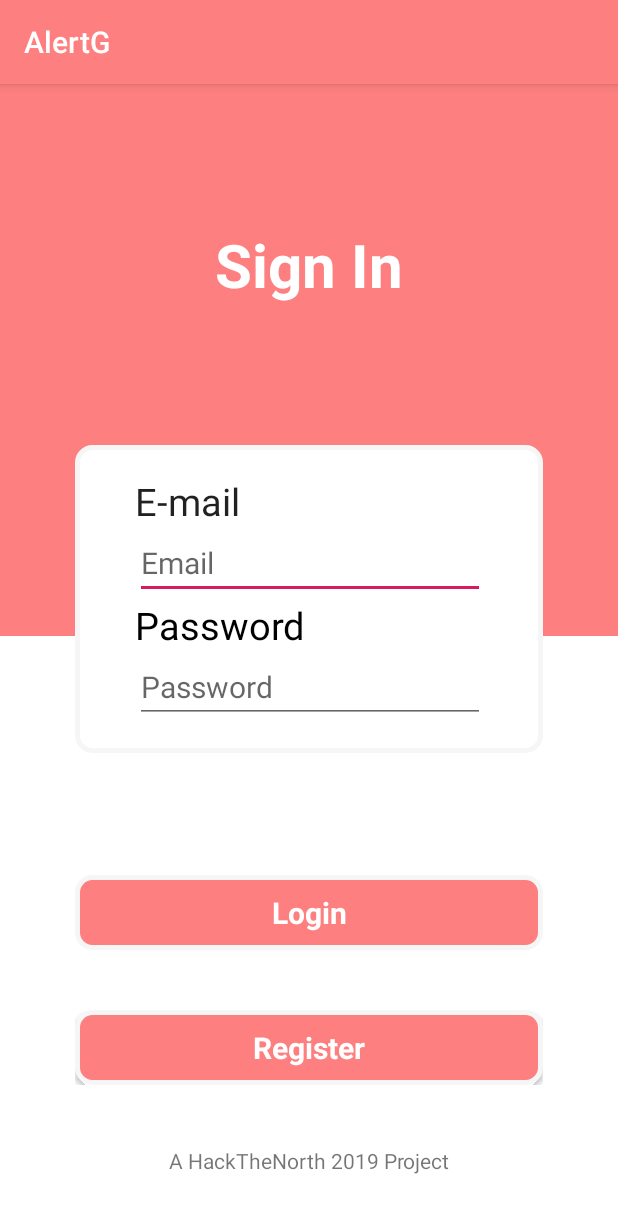
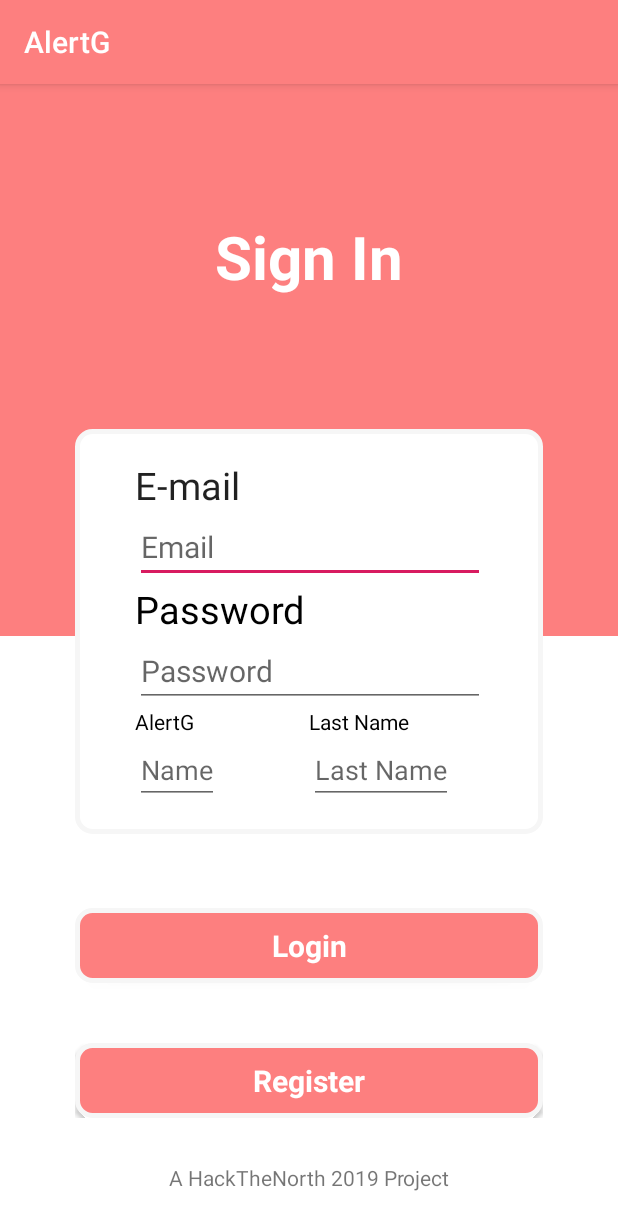
Before and after one commit to Hambrsoom/AllergyApp, an Android app: the screen it shows after launch (LoginActivity), after a tap on "Register", on a phone screen of 412 x 824 dp. Shown: the top 1230 px of the screen. Run offline under Robolectric (Android 15) with nearby library versions, the phone set to English and light mode, and no system bars; our stand-ins replace Firebase (no records; nobody signed in at launch, a user with empty details on screens opened directly), Volley; Roboto replaces fonts that are not available here.

Commit message:
imporved ui elements in camera section and recipe section. Added new fields in the login page

```diff
--- a/app/src/main/java/com/example/allergyapp/LoginActivity.java
+++ b/app/src/main/java/com/example/allergyapp/LoginActivity.java
@@ -5,6 +5,7 @@ import android.os.Bundle;
 import android.view.View;
 import android.widget.Button;
 import android.widget.EditText;
+import android.widget.LinearLayout;
 import android.widget.TextView;
 import android.widget.Toast;
 
@@ -28,6 +29,9 @@ public class LoginActivity extends AppCompatActivity {
     EditText password;
     Button btnLogin;
     Button btnRegister;
+    LinearLayout extraCredentials;
+    EditText firstName;
+    EditText lastName;
     FirebaseAuth mAuth;
     TextView txt;
     List<Recipe> recipeList = new ArrayList<>();
@@ -44,6 +48,10 @@ public class LoginActivity extends AppCompatActivity {
         password    = findViewById(R.id.passwordEditText);
         btnLogin    = findViewById(R.id.loginBtn);
         btnRegister = findViewById(R.id.registerBtn);
+        firstName = findViewById(R.id.firstNameEt);
+        lastName = findViewById(R.id.lastNameEt);
+        extraCredentials = findViewById(R.id.nameCredentialsLl);
+        extraCredentials.setVisibility(View.GONE);
         rq = Volley.newRequestQueue(this);
     }
     public void onClickLogin(View view){
@@ -72,6 +80,12 @@ public class LoginActivity extends AppCompatActivity {
     }
 
     public void onClickRegister(View view){
+        if (extraCredentials.getVisibility() == (View.GONE)){
+            extraCredentials.setVisibility(View.VISIBLE);
+            return;
+        }
+        //TODO: store the name and last name
+        extraCredentials.setVisibility(View.VISIBLE);
         if(email.length()>0 && password.length()>0){
             mAuth.createUserWithEmailAndPassword(email.getText().toString(), password.getText().toString()).addOnCompleteListener(new OnCompleteListener<AuthResult>() {
                 @Override
--- a/app/src/main/res/layout/activity_login.xml
+++ b/app/src/main/res/layout/activity_login.xml
@@ -41,7 +41,7 @@
         android:layout_marginTop="200dp"
         android:layout_marginEnd="50dp"
         android:layout_marginRight="50dp"
-        android:layout_marginBottom="40dp"
+        android:layout_marginBottom="20dp"
         android:background="@drawable/border"
         android:gravity="center|left"
         android:orientation="vertical"
@@ -95,6 +95,58 @@
             android:textColorLink="#FD7F7F"
             android:textSize="20dp"
             android:typeface="normal" />
+
+        <LinearLayout
+            android:id="@+id/nameCredentialsLl"
+            android:layout_width="match_parent"
+            android:layout_height="match_parent"
+            android:orientation="horizontal">
+
+            <LinearLayout
+                android:layout_width="wrap_content"
+                android:layout_height="wrap_content"
+                android:layout_weight="1"
+                android:orientation="vertical">
+
+                <TextView
+                    android:id="@+id/nameTv"
+                    android:layout_width="wrap_content"
+                    android:layout_height="wrap_content"
+                    android:text="@string/app_name"
+                    android:textColor="@android:color/black"
+                    tools:text="Name" />
+
+                <EditText
+                    android:id="@+id/firstNameEt"
+                    android:layout_width="wrap_content"
+                    android:layout_height="wrap_content"
+                    android:hint="Name"
+                    android:inputType="textPersonName" />
+
+            </LinearLayout>
+
+            <LinearLayout
+                android:layout_width="wrap_content"
+                android:layout_height="wrap_content"
+                android:layout_weight="1"
+                android:orientation="vertical">
+
+                <TextView
+                    android:id="@+id/lastNameTv"
+                    android:layout_width="wrap_content"
+                    android:layout_height="wrap_content"
+                    android:text="Last Name"
+                    android:textColor="@android:color/black" />
+
+                <EditText
+                    android:id="@+id/lastNameEt"
+                    android:layout_width="wrap_content"
+                    android:layout_height="wrap_content"
+                    android:hint="Last Name"
+                    android:inputType="textPersonName" />
+
+            </LinearLayout>
+        </LinearLayout>
 
     </LinearLayout>
 
--- a/app/src/main/res/layout/activity_main_feature.xml
+++ b/app/src/main/res/layout/activity_main_feature.xml
@@ -20,12 +20,12 @@
 
         <TextView
             android:id="@+id/title"
-            android:layout_width="wrap_content"
+            android:layout_width="fill_parent"
             android:layout_height="wrap_content"
             android:gravity="center"
             android:minHeight="?actionBarSize"
             android:padding="@dimen/appbar_padding"
-            android:text="@string/app_name"
+            android:text="Main Menu"
             android:textAppearance="@style/TextAppearance.Widget.AppCompat.Toolbar.Title" />
 
         <com.google.android.material.tabs.TabLayout
--- a/app/src/main/res/layout/activity_visual_ocr.xml
+++ b/app/src/main/res/layout/activity_visual_ocr.xml
@@ -45,7 +45,7 @@
                         android:layout_marginBottom="20dp"
                         android:gravity="center"
                         android:paddingBottom="20dp"
-                        android:text="Take or Select a photo of the ingredients of the food you want to test your allergy for. Make sure you crop anything around the ingredient text!"
+                        android:text="Don't know if the product you're holding in your hands is safe for you to eat? Take or Select a picture of its ingredients to find out! Use the cropping tool to make sure the picture only focuses on the list of ingredients."
                         android:textColor="@android:color/darker_gray"
                         android:textSize="15dp" />
 
--- a/app/src/main/res/layout/profile_fragment.xml
+++ b/app/src/main/res/layout/profile_fragment.xml
@@ -183,7 +183,7 @@
                 android:layout_marginLeft="10dp"
                 android:background="@drawable/borderbutton"
                 android:onClick="onClickSave"
-                android:text="Submit"
+                android:text="Save"
                 android:textSize="15dp" />
         </LinearLayout>
 
```
Also changed, not shown: app/src/main/res/layout/recipe.xml (+16 -1 lines), app/src/main/res/layout/recipes_fragment.xml (+10 -1 lines), app/src/main/res/drawable/search.png (added).
